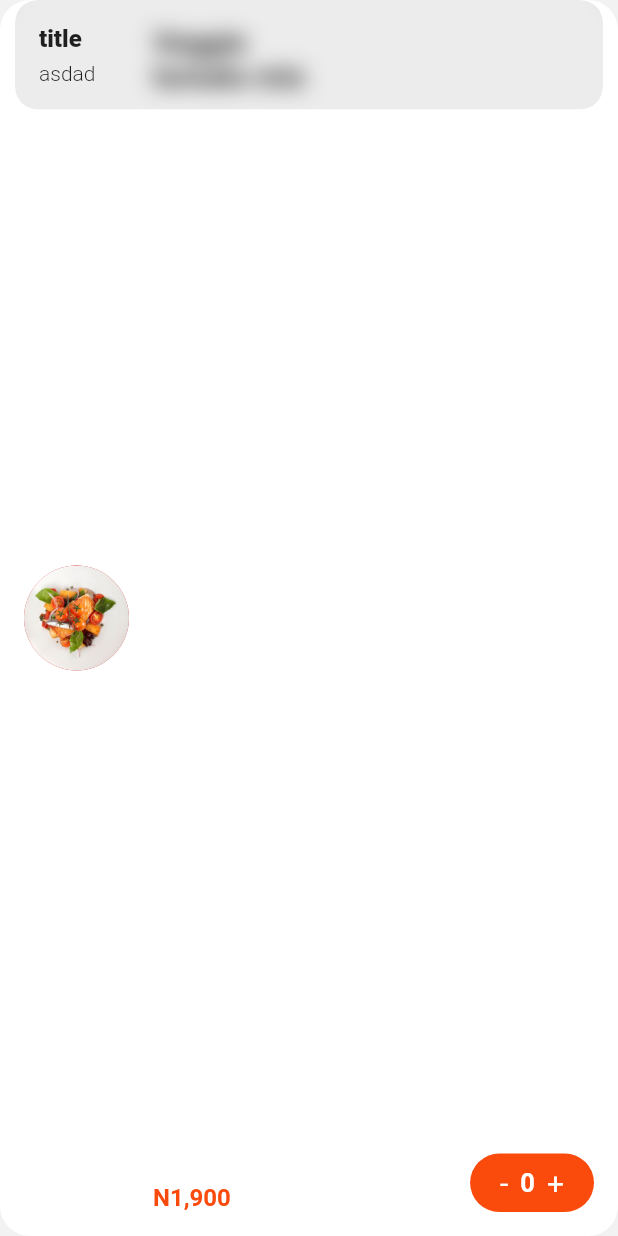
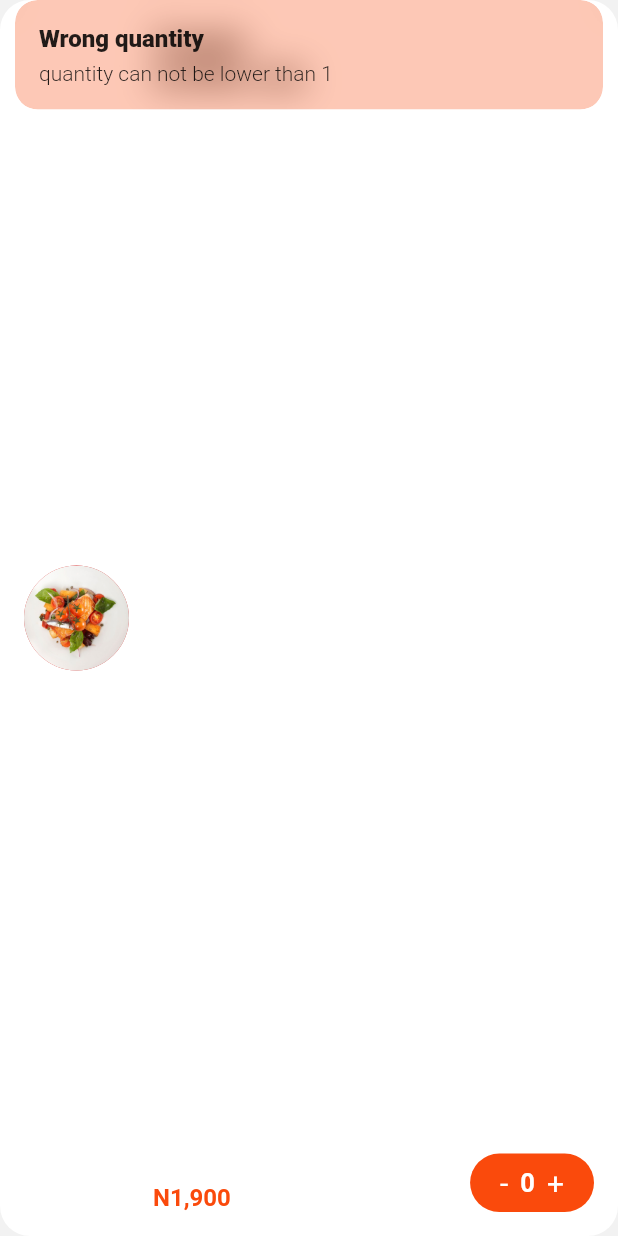
Before and after one commit to ManuelCasabel/food_delivery, a Flutter app: the ItemCard widget shown alone on an empty page, opened directly with sample values from the repository, after a tap on an icon or button, on a phone screen of 412 x 824 dp. Run offline on Flutter 3.47's test engine with Material 2 defaults, Android fonts, the phone set to English and light mode, and no system bars; drawn by our look-alikes of flutter_slidable; our stand-ins replace flutter_advanced_drawer, flutter_svg, get; Roboto replaces fonts that are missing (SF).

Commit message:
improve cart screen code performence

```diff
--- a/lib/constants/constanst.dart
+++ b/lib/constants/constanst.dart
@@ -3,7 +3,19 @@
 import 'package:get/get.dart';
 import 'package:get/get_core/src/get_main.dart';
 
+import 'colors.dart';
+
 class Constants {
   var size = Get.size;
   var bodyMargin = Get.size.width * 0.7;
 }
+
+void customSnackBar(String title,String msg){
+  Get.snackbar(
+      title,
+      msg,
+      snackPosition: SnackPosition.TOP,
+      barBlur: 12,
+      backgroundColor: SolidColors.primaryColor.withOpacity(0.3)
+  );
+}
--- a/lib/controllers/cart_controller.dart
+++ b/lib/controllers/cart_controller.dart
@@ -1,4 +1,7 @@
 
+import 'package:flutter/material.dart';
+import 'package:food_delivery/constants/colors.dart';
+import 'package:food_delivery/constants/constanst.dart';
 import 'package:get/get.dart';
 
 import '../models/item.dart';
@@ -8,13 +11,44 @@ class CartController extends GetxController{
   var cartList = [].obs;
 
   void addToCart(Item item){
-    cartList.add(item);
-    //update();
+    if(cartList.contains(item)){
+      //already added
+      customSnackBar('Add to cart', 'this item has already added to cart');
+
+    }else{
+      cartList.add(item);
+      customSnackBar('Add to cart', '${item.name} successfully added to cart');
+      //update(['updateCartList']);
+    }
+
   }
 
   void removeFromCart(Item item){
     cartList.remove(item);
-    //update();
+    customSnackBar('Item removed', '${item.name} removed from cart');
+    //update(['updateCartList']);
+  }
+
+
+  quantityIncrement(Item item){
+    if(item.quantity <9){
+      item.quantity += 1;
+      update(['quantity']);
+    }else{
+      customSnackBar('Wrong quantity', 'quantity can not be upper than 9');
+    }
+
+  }
+
+  quantityDecrement(Item item){
+    if(item.quantity > 1){
+      item.quantity -= 1;
+      update(['quantity']);
+    }
+    else{
+      customSnackBar('Wrong quantity', 'quantity can not be lower than 1');
+    }
+
   }
 
 
--- a/lib/controllers/food_controller.dart
+++ b/lib/controllers/food_controller.dart
@@ -71,26 +71,7 @@ class FoodController extends GetxController{
         'Lorem ipsum dolor sit amet, consectetur adipiscing elit. Laoreet interdum enim, malesuada lacus sem quis. Sed euismod eu rhoncus convallis. Habitasse lacinia sit vestibulum, blandit feugiat accumsan. Eget sed nulla viverra volutpat tellus vestibulum aliquam.'),
   ];
 
-  itemIncrement(Item item){
-    if(item.quantity <9){
-      item.quantity += 1;
-      update(['quantity']);
-    }else{
-      Get.snackbar('title', 'asdad');
-    }
 
-  }
-
-  itemDecrement(Item item){
-    if(item.quantity > 1){
-      item.quantity -= 1;
-      update(['quantity']);
-    }
-    else{
-      Get.snackbar('title', 'asdad');
-    }
-
-  }
 
 
 
--- a/lib/screens/item_details/ItemDetails.dart
+++ b/lib/screens/item_details/ItemDetails.dart
@@ -79,7 +79,8 @@ class ItemDetailsScreen extends StatelessWidget {
               height: 64,
               width: double.infinity,
               child: ElevatedButton(onPressed: (){
-                Get.find<CartController>().addToCart(item);
+
+               Get.find<CartController>().addToCart(item);
               },
                 child: const Text('Add to cart',),
                 style: ElevatedButton.styleFrom(
```
Also changed, not shown: lib/screens/cart_screen/cart_screen.dart (+37 -26 lines).
